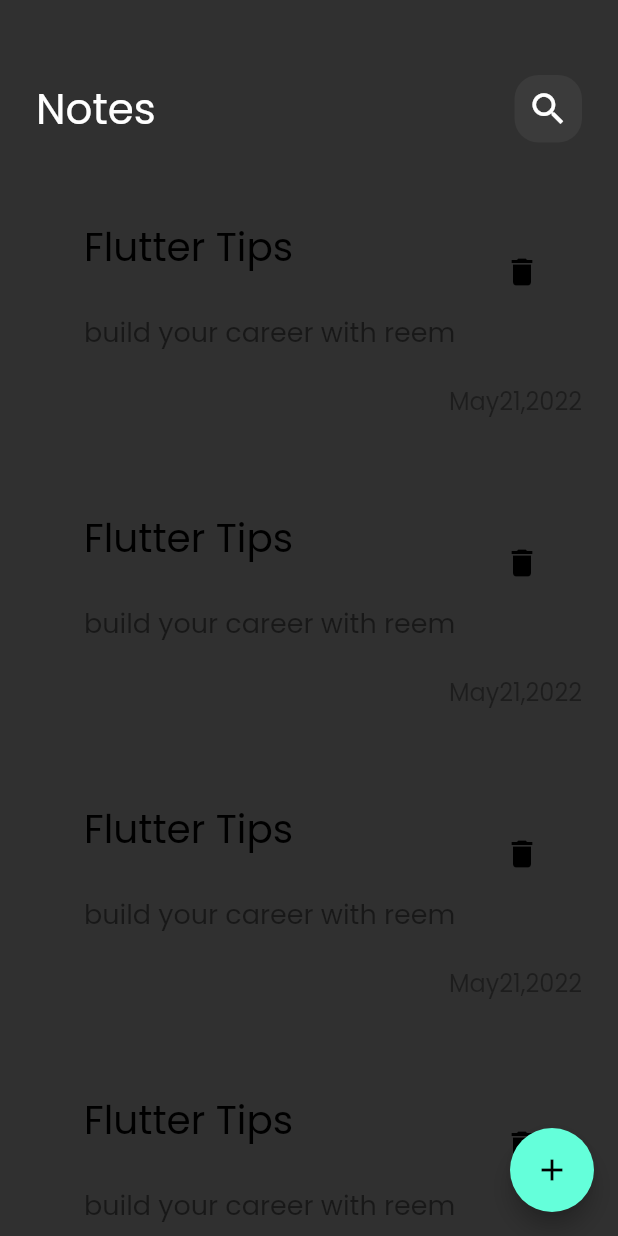
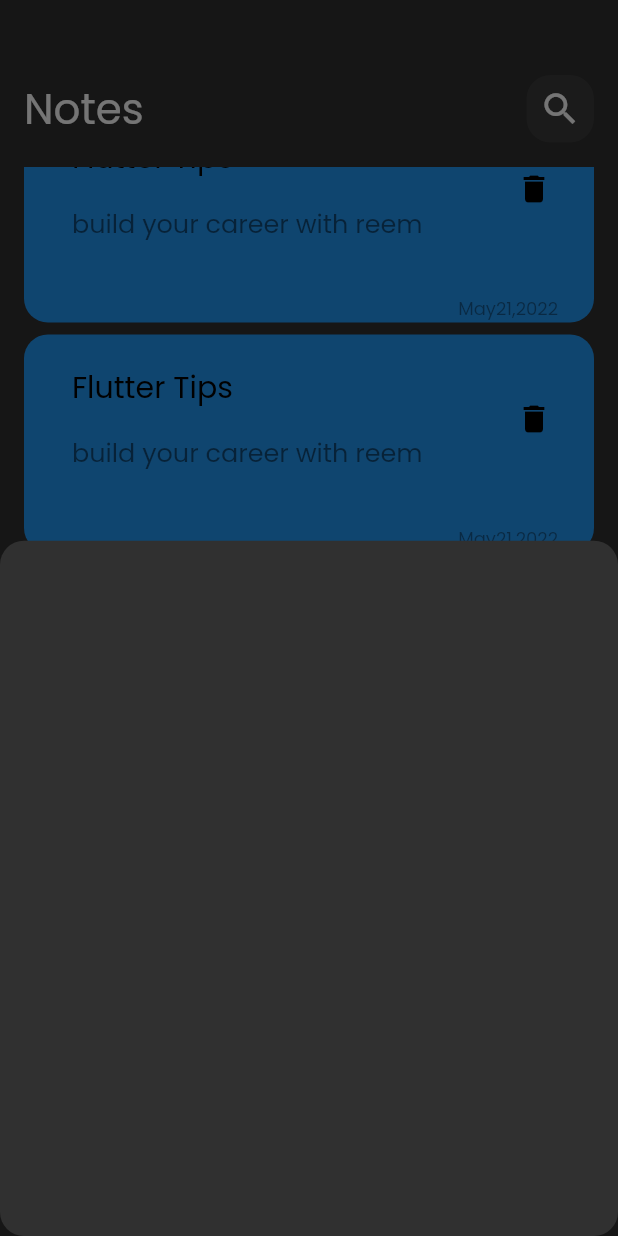
Before and after one commit to ReemAjjawi/notes_app, a Flutter app: the screen it shows after launch, scrolled down 1728 dp, after a tap on the "add" icon, on a phone screen of 412 x 824 dp. Run offline on Flutter 3.47's test engine with Material 2 defaults, Android fonts, the phone set to English and light mode, and no system bars.

Commit message:
add border radius to bottom sheet and everything updated

```diff
--- a/lib/main.dart
+++ b/lib/main.dart
@@ -16,7 +16,7 @@ class NotesApp extends StatelessWidget {
       title: 'Flutter Demo',
       debugShowCheckedModeBanner: false,
       theme: ThemeData(brightness: Brightness.dark, fontFamily: 'Poppins'),
-      home: NotesView(),
+      home: const NotesView(),
     );
   }
 }
--- a/lib/view/notes_view.dart
+++ b/lib/view/notes_view.dart
@@ -1,12 +1,23 @@
 import 'package:flutter/material.dart';
+import 'package:notes_app/view/widgets/addnotebottomsheet.dart';
 import 'Widgets/notes_view_body.dart';
 
 class NotesView extends StatelessWidget {
+  const NotesView({super.key});
+
   @override
   Widget build(BuildContext context) {
     return Scaffold(
         floatingActionButton: FloatingActionButton(
-          onPressed: () {},
+          onPressed: () {
+            showModalBottomSheet(
+                shape: RoundedRectangleBorder(
+                    borderRadius: BorderRadius.circular(16)),
+                context: context,
+                builder: (context) {
+                  return const AddNoteBottomSheet();
+                });
+          },
           child: const Icon(Icons.add),
         ),
         body: const NotesViewBody());
--- /dev/null
+++ b/lib/view/widgets/addnotebottomsheet.dart
@@ -0,0 +1,10 @@
+import 'package:flutter/material.dart';
+
+class AddNoteBottomSheet extends StatelessWidget {
+  const AddNoteBottomSheet({super.key});
+
+  @override
+  Widget build(BuildContext context) {
+    return Container();
+  }
+}
--- a/lib/view/widgets/custom_note_item.dart
+++ b/lib/view/widgets/custom_note_item.dart
@@ -5,24 +5,26 @@ class NoteItem extends StatelessWidget {
 
   @override
   Widget build(BuildContext context) {
-    return Padding(
-      padding: const EdgeInsets.only(top: 24, bottom: 24, left: 16),
-      child: Container(
-        decoration: BoxDecoration(borderRadius: BorderRadius.circular(16)),
-        child: Column(
-          crossAxisAlignment: CrossAxisAlignment.end,
-          children: [
-            ListTile(
-              title: const Text(
+    return Container(
+      decoration: BoxDecoration(
+          borderRadius: BorderRadius.circular(16), color: Colors.blue),
+      child: Column(
+        crossAxisAlignment: CrossAxisAlignment.end,
+        children: [
+          Padding(
+            padding: const EdgeInsets.only(left: 16.0, top: 16.0, bottom: 16),
+            child: ListTile(
+              title: Text(
                 "Flutter Tips",
-                style: TextStyle(color: Colors.black, fontSize: 26),
+                style: TextStyle(color: Colors.black, fontSize: 20),
               ),
               subtitle: Padding(
-                padding: const EdgeInsets.only(top: 24, bottom: 16),
+                padding: const EdgeInsets.only(top: 16.0, bottom: 16),
+                //mnshan ykon fe msafe mn fo2 w t7t
                 child: Text(
                   "build your career with reem",
                   style: TextStyle(
-                      color: Colors.black.withOpacity(0.5), fontSize: 18),
+                      color: Colors.black.withOpacity(0.5), fontSize: 17),
                 ),
               ),
               trailing: IconButton(
@@ -33,13 +35,16 @@ class NoteItem extends StatelessWidget {
                     color: Colors.black,
                   )),
             ),
-            Text(
+          ),
+          Padding(
+            padding: const EdgeInsets.only(right: 24.0),
+            child: Text(
               "May21,2022",
               style:
-                  TextStyle(color: Colors.black.withOpacity(0.4), fontSize: 16),
-            )
-          ],
-        ),
+                  TextStyle(color: Colors.black.withOpacity(0.4), fontSize: 12),
+            ),
+          )
+        ],
       ),
     );
   }
--- a/lib/view/widgets/notes_listview.dart
+++ b/lib/view/widgets/notes_listview.dart
@@ -4,14 +4,18 @@ import 'custom_note_item.dart';
 
 class NotesListView extends StatelessWidget {
   const NotesListView({super.key});
-
   @override
   Widget build(BuildContext context) {
-    return ListView.builder(itemBuilder: (context, index) {
-      return const Padding(
-        padding: EdgeInsets.symmetric(vertical: 4.0),
-        child: NoteItem(),
-      );
-    });
+    return Padding(
+      padding: const EdgeInsets.symmetric(vertical: 16.0),
+      child: ListView.builder(
+          padding: EdgeInsets.zero,
+          itemBuilder: (context, index) {
+            return const Padding(
+              padding: EdgeInsets.symmetric(vertical: 4),
+              child: NoteItem(),
+            );
+          }),
+    );
   }
 }
--- a/lib/view/widgets/notes_view_body.dart
+++ b/lib/view/widgets/notes_view_body.dart
@@ -1,5 +1,4 @@
 import 'package:flutter/material.dart';
-import 'package:notes_app/view/widgets/custom_note_item.dart';
 import 'notes_listview.dart';
 import 'custom_appbar.dart';
 
@@ -9,7 +8,7 @@ class NotesViewBody extends StatelessWidget {
   @override
   Widget build(BuildContext context) {
     return Padding(
-      padding: const EdgeInsets.symmetric(horizontal: 24),
+      padding: const EdgeInsets.symmetric(horizontal: 16.0),
       child: Column(
         children: const [
           SizedBox(
--- a/pubspec.yaml
+++ b/pubspec.yaml
@@ -32,7 +32,6 @@ dependencies:
   cupertino_icons: ^1.0.2
   flutter:
     sdk: flutter
-  font_awesome_flutter: ^10.6.0
 
 dev_dependencies:
 
```
